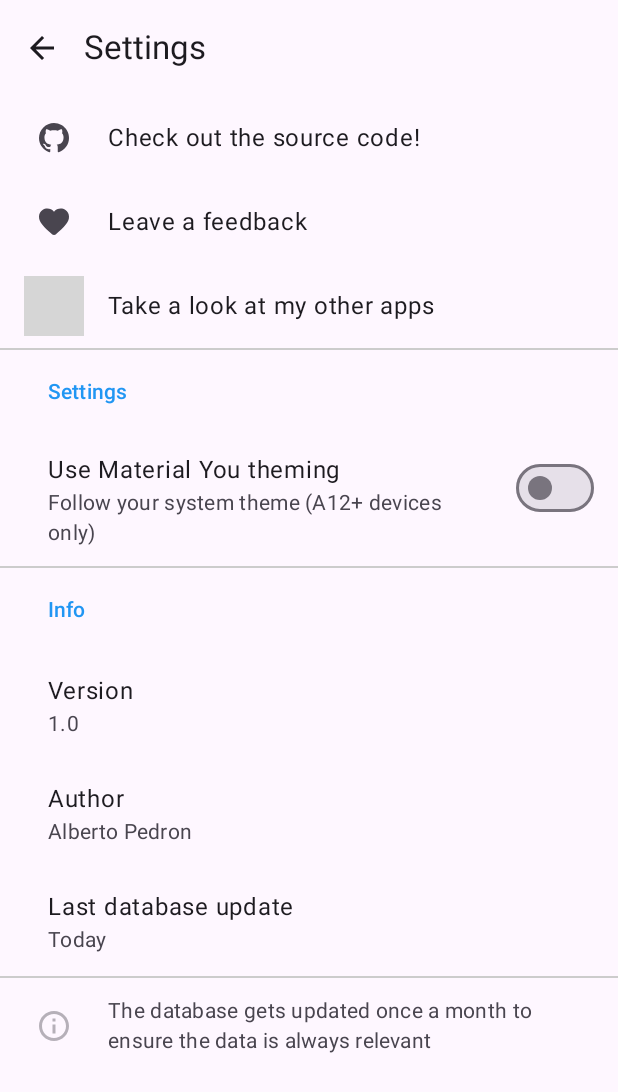
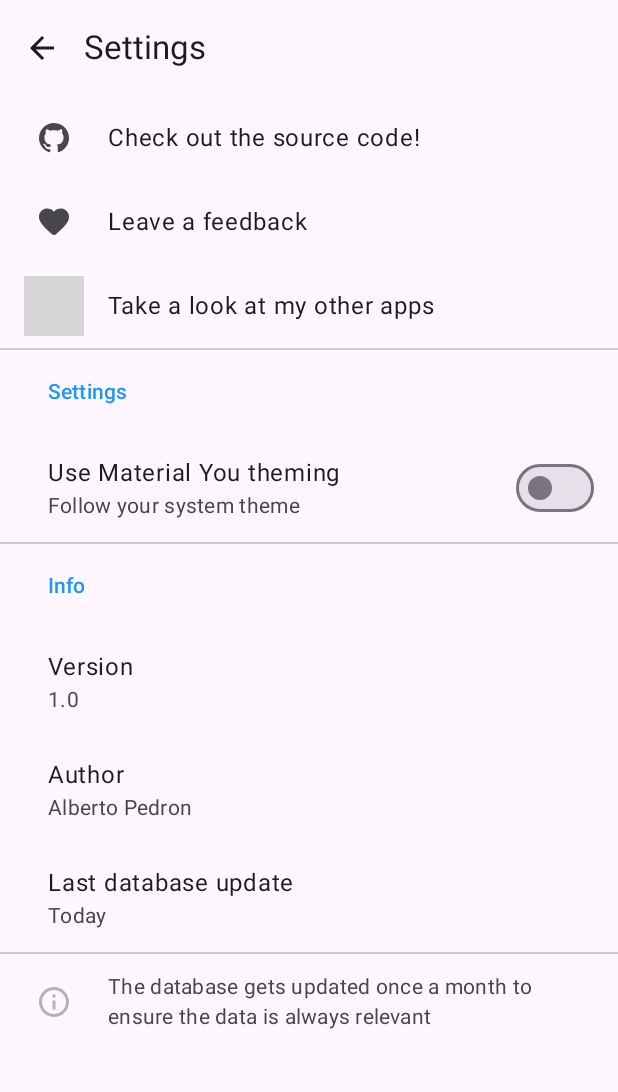
Before and after one commit to Alberto97/OUILookup, an Android app built with Jetpack Compose: the @Preview function Preview, on a phone screen of 412 x 824 dp. Shown: the top 1092 px of the screen. Run offline under Robolectric (Android 15) with nearby library versions, the light colour scheme and no system bars; grey boxes are pictures that could not be loaded.

Commit message:
strings: Omit that material you is only available on 12+ devices
On unsupported devices the toggle does not appear anyway

```diff
--- a/app/src/main/res/values/strings.xml
+++ b/app/src/main/res/values/strings.xml
@@ -18,7 +18,7 @@
     <!-- Settings -->
     <string name="settings_title">Settings</string>
     <string name="settings_dynamic_theme_title">Use Material You theming</string>
-    <string name="settings_dynamic_theme_text">Follow your system theme (A12+ devices only)</string>
+    <string name="settings_dynamic_theme_text">Follow your system theme</string>
 
     <!-- About -->
     <string name="about_title">About</string>
```
